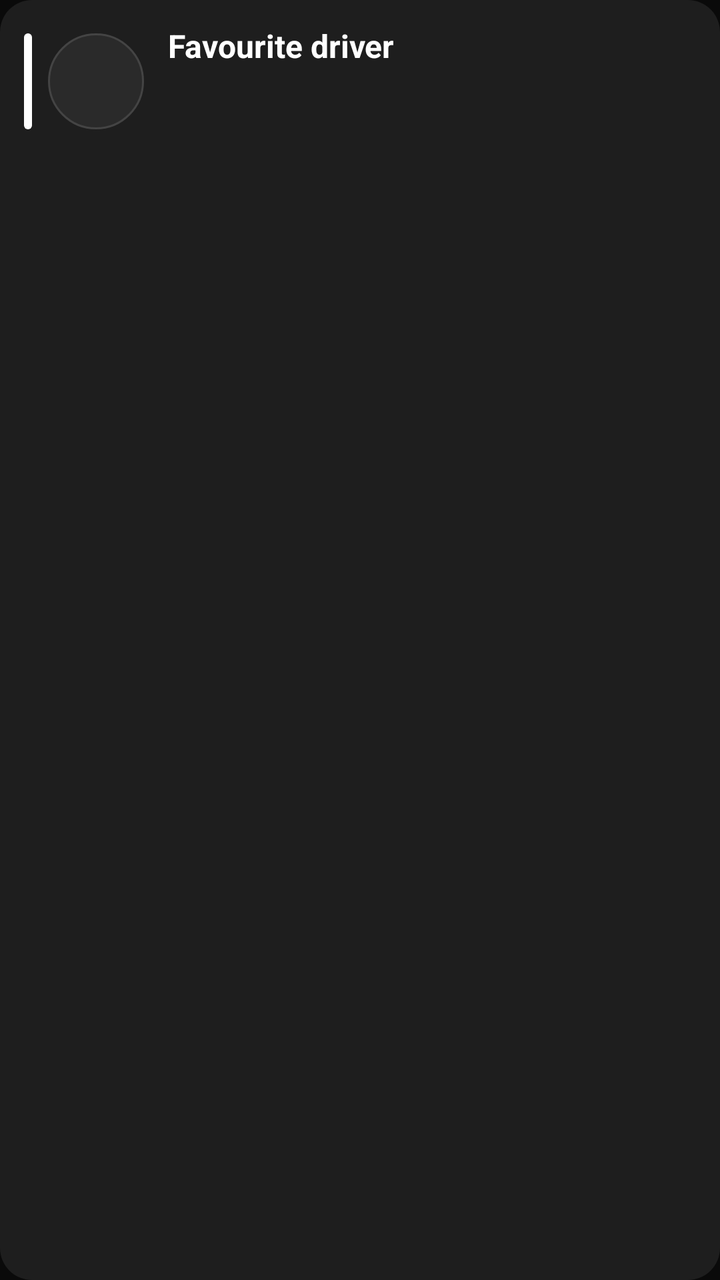
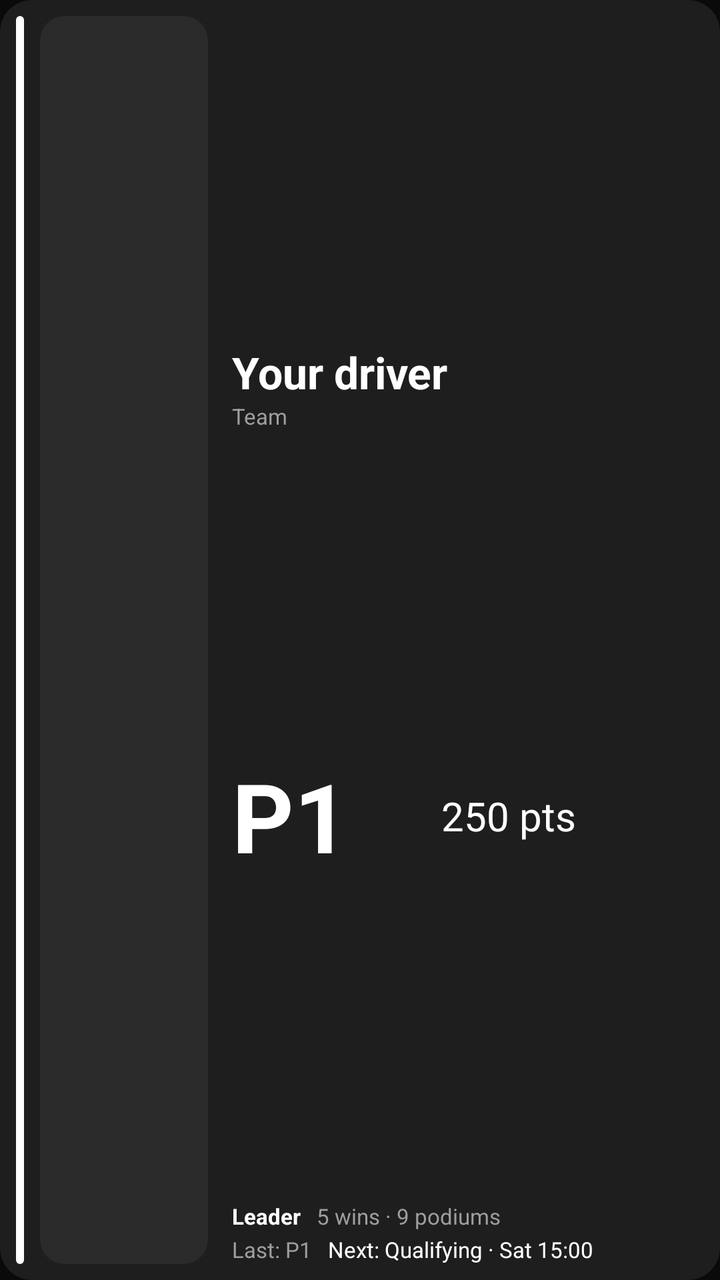

Compare the two renders of this Android layout. The source of the first and the diff that turns it into the second are given below.
<!-- AndroidManifest.xml: application theme Theme.F1Stats -->
<!-- res/layout/widget_favourite_driver.xml -->
<?xml version="1.0" encoding="utf-8"?>
<FrameLayout xmlns:android="http://schemas.android.com/apk/res/android"
    android:id="@+id/widget_root"
    android:layout_width="match_parent"
    android:layout_height="match_parent"
    android:background="@drawable/widget_background"
    android:padding="@dimen/spacing_row">

    <LinearLayout
        android:id="@+id/widget_content"
        android:layout_width="match_parent"
        android:layout_height="match_parent"
        android:orientation="vertical">

        <LinearLayout
            android:layout_width="match_parent"
            android:layout_height="wrap_content"
            android:gravity="center_vertical"
            android:orientation="horizontal">

            <ImageView
                android:id="@+id/widget_team_strip"
                android:layout_width="4dp"
                android:layout_height="@dimen/headshot_size_md"
                android:importantForAccessibility="no"
                android:scaleType="fitXY"
                android:src="@drawable/widget_team_strip" />

            <ImageView
                android:id="@+id/widget_headshot"
                android:layout_width="@dimen/headshot_size_md"
                android:layout_height="@dimen/headshot_size_md"
                android:layout_marginStart="@dimen/spacing_sm"
                android:background="@drawable/bg_headshot_placeholder"
                android:importantForAccessibility="no"
                android:scaleType="centerCrop" />

            <LinearLayout
                android:layout_width="0dp"
                android:layout_height="wrap_content"
                android:layout_marginStart="@dimen/spacing_row"
                android:layout_weight="1"
                android:orientation="vertical">

                <TextView
                    android:id="@+id/widget_driver_name"
                    android:layout_width="wrap_content"
                    android:layout_height="wrap_content"
                    android:ellipsize="end"
                    android:maxLines="1"
                    android:text="@string/widget_favourite_label"
                    android:textColor="@color/text_primary"
                    android:textSize="@dimen/text_subheading"
                    android:textStyle="bold" />

                <TextView
                    android:id="@+id/widget_position_points"
                    android:layout_width="wrap_content"
                    android:layout_height="wrap_content"
                    android:layout_marginTop="2dp"
                    android:ellipsize="end"
                    android:maxLines="1"
                    android:textColor="@color/text_primary"
                    android:textSize="@dimen/text_caption" />

                <TextView
                    android:id="@+id/widget_gap"
                    android:layout_width="wrap_content"
                    android:layout_height="wrap_content"
                    android:ellipsize="end"
                    android:maxLines="1"
                    android:textColor="@color/text_secondary"
                    android:textSize="@dimen/text_metadata" />

            </LinearLayout>

        </LinearLayout>

        
        <FrameLayout
            android:layout_width="match_parent"
            android:layout_height="0dp"
            android:layout_weight="1"
            android:minHeight="@dimen/spacing_xs" />

        <TextView
            android:id="@+id/widget_last_race"
            android:layout_width="match_parent"
            android:layout_height="wrap_content"
            android:ellipsize="end"
            android:maxLines="1"
            android:textColor="@color/text_secondary"
            android:textSize="@dimen/text_metadata" />

        <TextView
            android:id="@+id/widget_next_session"
            android:layout_width="match_parent"
            android:layout_height="wrap_content"
            android:layout_marginTop="2dp"
            android:ellipsize="end"
            android:maxLines="1"
            android:textColor="@color/text_primary"
            android:textSize="@dimen/text_metadata" />

    </LinearLayout>

    <TextView
        android:id="@+id/widget_prompt"
        android:layout_width="match_parent"
        android:layout_height="match_parent"
        android:gravity="center"
        android:text="@string/widget_choose_driver"
        android:textColor="@color/text_primary"
        android:textSize="@dimen/text_body_sm"
        android:visibility="gone" />

</FrameLayout>
<!-- resources referenced by this layout -->
<resources>
  <color name="text_primary">#FFFFFF</color>
  <color name="text_secondary">#9E9E9E</color>
  <dimen name="headshot_size_md">48dp</dimen>
  <dimen name="spacing_row">12dp</dimen>
  <dimen name="spacing_sm">8dp</dimen>
  <dimen name="spacing_xs">4dp</dimen>
  <dimen name="text_body_sm">14sp</dimen>
  <dimen name="text_caption">13sp</dimen>
  <dimen name="text_metadata">12sp</dimen>
  <dimen name="text_subheading">16sp</dimen>
  <!-- drawable bg_headshot_placeholder (drawable) -->
  <?xml version="1.0" encoding="utf-8"?>
  <shape xmlns:android="http://schemas.android.com/apk/res/android"
      android:shape="oval">
      <solid android:color="#2A2A2A"/>
      <stroke android:width="1dp" android:color="#444444"/>
  </shape>
  <!-- drawable widget_background (drawable) -->
  <?xml version="1.0" encoding="utf-8"?>
  <shape xmlns:android="http://schemas.android.com/apk/res/android"
      android:shape="rectangle">
      <solid android:color="#1E1E1E" />
      <corners android:radius="16dp" />
  </shape>
  <!-- drawable widget_team_strip (drawable) -->
  <?xml version="1.0" encoding="utf-8"?>
  <shape xmlns:android="http://schemas.android.com/apk/res/android"
      android:shape="rectangle">
      <solid android:color="@color/white" />
      <corners android:radius="2dp" />
  </shape>
  <string name="widget_choose_driver">Choose a favourite driver</string>
  <string name="widget_favourite_label">Favourite driver</string>
  <style name="Theme.F1Stats" parent="Theme.Material3.Dark.NoActionBar">
          <item name="colorPrimary">@color/f1_red</item>
          <item name="colorPrimaryVariant">#A10400</item>
          <item name="colorOnPrimary">@color/white</item>
          <item name="colorSecondary">@color/white</item>
          <item name="colorOnSecondary">@color/black</item>
          <item name="android:colorBackground">@color/bg_dark</item>
          <item name="colorSurface">@color/bg_surface</item>
          <item name="colorOnSurface">@color/text_primary</item>
          <item name="android:statusBarColor">@color/bg_dark</item>
          <item name="android:navigationBarColor">@color/bg_dark</item>
          <item name="android:windowTranslucentStatus">false</item>
          <item name="android:windowDrawsSystemBarBackgrounds">true</item>
      </style>
  <color name="white">#FFFFFFFF</color>
  <color name="f1_red">#E10600</color>
  <color name="black">#FF000000</color>
  <color name="bg_dark">#0A0A0A</color>
  <color name="bg_surface">#141414</color>
</resources>

<!-- the commit's change to res/layout/widget_favourite_driver.xml (unified diff, before → after) -->
@@ -4,7 +4,7 @@
     android:layout_width="match_parent"
     android:layout_height="match_parent"
     android:background="@drawable/widget_background"
-    android:padding="@dimen/spacing_row">
+    android:padding="@dimen/spacing_sm">
 
     <LinearLayout
         android:id="@+id/widget_content"
@@ -12,95 +12,10 @@
         android:layout_height="match_parent"
         android:orientation="vertical">
 
-        <LinearLayout
-            android:layout_width="match_parent"
-            android:layout_height="wrap_content"
-            android:gravity="center_vertical"
-            android:orientation="horizontal">
-
-            <ImageView
-                android:id="@+id/widget_team_strip"
-                android:layout_width="4dp"
-                android:layout_height="@dimen/headshot_size_md"
-                android:importantForAccessibility="no"
-                android:scaleType="fitXY"
-                android:src="@drawable/widget_team_strip" />
-
-            <ImageView
-                android:id="@+id/widget_headshot"
-                android:layout_width="@dimen/headshot_size_md"
-                android:layout_height="@dimen/headshot_size_md"
-                android:layout_marginStart="@dimen/spacing_sm"
-                android:background="@drawable/bg_headshot_placeholder"
-                android:importantForAccessibility="no"
-                android:scaleType="centerCrop" />
-
-            <LinearLayout
-                android:layout_width="0dp"
-                android:layout_height="wrap_content"
-                android:layout_marginStart="@dimen/spacing_row"
-                android:layout_weight="1"
-                android:orientation="vertical">
-
-                <TextView
-                    android:id="@+id/widget_driver_name"
-                    android:layout_width="wrap_content"
-                    android:layout_height="wrap_content"
-                    android:ellipsize="end"
-                    android:maxLines="1"
-                    android:text="@string/widget_favourite_label"
-                    android:textColor="@color/text_primary"
-                    android:textSize="@dimen/text_subheading"
-                    android:textStyle="bold" />
-
-                <TextView
-                    android:id="@+id/widget_position_points"
-                    android:layout_width="wrap_content"
-                    android:layout_height="wrap_content"
-                    android:layout_marginTop="2dp"
-                    android:ellipsize="end"
-                    android:maxLines="1"
-                    android:textColor="@color/text_primary"
-                    android:textSize="@dimen/text_caption" />
-
-                <TextView
-                    android:id="@+id/widget_gap"
-                    android:layout_width="wrap_content"
-                    android:layout_height="wrap_content"
-                    android:ellipsize="end"
-                    android:maxLines="1"
-                    android:textColor="@color/text_secondary"
-                    android:textSize="@dimen/text_metadata" />
-
-            </LinearLayout>
-
-        </LinearLayout>
-
-        
-        <FrameLayout
-            android:layout_width="match_parent"
-            android:layout_height="0dp"
-            android:layout_weight="1"
-            android:minHeight="@dimen/spacing_xs" />
-
-        <TextView
-            android:id="@+id/widget_last_race"
-            android:layout_width="match_parent"
-            android:layout_height="wrap_content"
-            android:ellipsize="end"
-            android:maxLines="1"
-            android:textColor="@color/text_secondary"
-            android:textSize="@dimen/text_metadata" />
-
-        <TextView
-            android:id="@+id/widget_next_session"
-            android:layout_width="match_parent"
-            android:layout_height="wrap_content"
-            android:layout_marginTop="2dp"
-            android:ellipsize="end"
-            android:maxLines="1"
-            android:textColor="@color/text_primary"
-            android:textSize="@dimen/text_metadata" />
+        <include
+            layout="@layout/widget_favourite_driver_main"
+            android:layout_width="match_parent"
+            android:layout_height="match_parent" />
 
     </LinearLayout>
 
@@ -115,3 +30,176 @@
         android:visibility="gone" />
 
 </FrameLayout>
+<!-- res/layout/widget_favourite_driver_main.xml (included above) -->
+<?xml version="1.0" encoding="utf-8"?>
+<LinearLayout xmlns:android="http://schemas.android.com/apk/res/android"
+    xmlns:tools="http://schemas.android.com/tools"
+    android:layout_width="match_parent"
+    android:layout_height="match_parent"
+    android:orientation="horizontal">
+
+    <ImageView
+        android:id="@+id/widget_team_strip"
+        android:layout_width="@dimen/widget_team_strip_width"
+        android:layout_height="match_parent"
+        android:importantForAccessibility="no"
+        android:scaleType="fitXY"
+        android:src="@drawable/widget_team_strip" />
+
+    <FrameLayout
+        android:layout_width="@dimen/widget_headshot_width"
+        android:layout_height="match_parent"
+        android:layout_marginStart="@dimen/spacing_sm">
+
+        <ImageView
+            android:id="@+id/widget_headshot"
+            android:layout_width="match_parent"
+            android:layout_height="match_parent"
+            android:background="@drawable/bg_widget_headshot"
+            android:clipToOutline="true"
+            android:importantForAccessibility="no"
+            android:scaleType="centerCrop"
+            tools:targetApi="31" />
+
+        
+        <TextView
+            android:id="@+id/widget_headshot_code"
+            android:layout_width="match_parent"
+            android:layout_height="match_parent"
+            android:gravity="center"
+            android:maxLines="1"
+            android:textColor="@color/text_tertiary"
+            android:textSize="@dimen/text_title"
+            android:textStyle="bold"
+            android:visibility="gone" />
+
+    </FrameLayout>
+
+    <LinearLayout
+        android:layout_width="0dp"
+        android:layout_height="match_parent"
+        android:layout_marginStart="@dimen/spacing_row"
+        android:layout_weight="1"
+        android:orientation="vertical">
+
+        <TextView
+            android:id="@+id/widget_driver_name"
+            android:layout_width="match_parent"
+            android:layout_height="0dp"
+            android:layout_weight="1"
+            android:autoSizeMaxTextSize="@dimen/text_display"
+            android:autoSizeMinTextSize="@dimen/text_metadata"
+            android:autoSizeTextType="uniform"
+            android:gravity="bottom|start"
+            android:maxLines="1"
+            android:text="@string/widget_preview_name"
+            android:textColor="@color/text_primary"
+            android:textStyle="bold" />
+
+        <TextView
+            android:id="@+id/widget_team"
+            android:layout_width="match_parent"
+            android:layout_height="wrap_content"
+            android:ellipsize="end"
+            android:maxLines="1"
+            android:text="@string/widget_preview_team"
+            android:textColor="@color/text_secondary"
+            android:textSize="@dimen/text_small" />
+
+        <LinearLayout
+            android:layout_width="match_parent"
+            android:layout_height="0dp"
+            android:layout_weight="2"
+            android:orientation="horizontal">
+
+            <TextView
+                android:id="@+id/widget_position"
+                android:layout_width="0dp"
+                android:layout_height="match_parent"
+                android:layout_weight="1"
+                android:autoSizeMaxTextSize="@dimen/text_hero"
+                android:autoSizeMinTextSize="@dimen/text_card_header"
+                android:autoSizeTextType="uniform"
+                android:gravity="center_vertical|start"
+                android:maxLines="1"
+                android:text="@string/widget_preview_position"
+                android:textColor="@color/text_primary"
+                android:textStyle="bold" />
+
+            <TextView
+                android:id="@+id/widget_points"
+                android:layout_width="0dp"
+                android:layout_height="match_parent"
+                android:layout_marginStart="@dimen/spacing_xs"
+                android:layout_weight="1.3"
+                android:autoSizeMaxTextSize="@dimen/text_title"
+                android:autoSizeMinTextSize="@dimen/text_small"
+                android:autoSizeTextType="uniform"
+                android:gravity="center_vertical|start"
+                android:maxLines="1"
+                android:text="@string/widget_preview_points"
+                android:textColor="@color/text_primary" />
+
+        </LinearLayout>
+
+        <LinearLayout
+            android:layout_width="match_parent"
+            android:layout_height="wrap_content"
+            android:orientation="horizontal">
+
+            <TextView
+                android:id="@+id/widget_gap"
+                android:layout_width="wrap_content"
+                android:layout_height="wrap_content"
+                android:maxLines="1"
+                android:text="@string/widget_preview_gap"
+                android:textColor="@color/text_primary"
+                android:textSize="@dimen/text_small"
+                android:textStyle="bold" />
+
+            <TextView
+                android:id="@+id/widget_wins_podiums"
+                android:layout_width="0dp"
+                android:layout_height="wrap_content"
+                android:layout_marginStart="@dimen/spacing_sm"
+                android:layout_weight="1"
+                android:ellipsize="end"
+                android:maxLines="1"
+                android:text="@string/widget_preview_wins_podiums"
+                android:textColor="@color/text_secondary"
+                android:textSize="@dimen/text_small" />
+
+        </LinearLayout>
+
+        <LinearLayout
+            android:layout_width="match_parent"
+            android:layout_height="wrap_content"
+            android:layout_marginTop="2dp"
+            android:orientation="horizontal">
+
+            <TextView
+                android:id="@+id/widget_last_result"
+                android:layout_width="wrap_content"
+                android:layout_height="wrap_content"
+                android:maxLines="1"
+                android:text="@string/widget_preview_last_result"
+                android:textColor="@color/text_secondary"
+                android:textSize="@dimen/text_small" />
+
+            <TextView
+                android:id="@+id/widget_next_session"
+                android:layout_width="0dp"
+                android:layout_height="wrap_content"
+                android:layout_marginStart="@dimen/spacing_sm"
+                android:layout_weight="1"
+                android:ellipsize="end"
+                android:maxLines="1"
+                android:text="@string/widget_preview_next_session"
+                android:textColor="@color/text_primary"
+                android:textSize="@dimen/text_small" />
+
+        </LinearLayout>
+
+    </LinearLayout>
+
+</LinearLayout>
<!-- resource entries referenced after the edit -->
@@ -2,26 +2,31 @@
 <resources>
   <color name="text_primary">#FFFFFF</color>
   <color name="text_secondary">#9E9E9E</color>
-  <dimen name="headshot_size_md">48dp</dimen>
+  <color name="text_tertiary">#666666</color>
   <dimen name="spacing_row">12dp</dimen>
   <dimen name="spacing_sm">8dp</dimen>
   <dimen name="spacing_xs">4dp</dimen>
   <dimen name="text_body_sm">14sp</dimen>
-  <dimen name="text_caption">13sp</dimen>
+  <dimen name="text_card_header">18sp</dimen>
+  <dimen name="text_display">22sp</dimen>
+  <dimen name="text_hero">48sp</dimen>
   <dimen name="text_metadata">12sp</dimen>
-  <dimen name="text_subheading">16sp</dimen>
-  <!-- drawable bg_headshot_placeholder (drawable) -->
+  <dimen name="text_small">11sp</dimen>
+  <dimen name="text_title">20sp</dimen>
+  <dimen name="widget_headshot_width">84dp</dimen>
+  <dimen name="widget_team_strip_width">4dp</dimen>
+  <!-- drawable bg_widget_headshot (drawable) -->
   <?xml version="1.0" encoding="utf-8"?>
   <shape xmlns:android="http://schemas.android.com/apk/res/android"
-      android:shape="oval">
-      <solid android:color="#2A2A2A"/>
-      <stroke android:width="1dp" android:color="#444444"/>
+      android:shape="rectangle">
+      <solid android:color="@color/widget_headshot_placeholder" />
+      <corners android:radius="@dimen/widget_headshot_radius" />
   </shape>
   <!-- drawable widget_background (drawable) -->
   <?xml version="1.0" encoding="utf-8"?>
   <shape xmlns:android="http://schemas.android.com/apk/res/android"
       android:shape="rectangle">
-      <solid android:color="#1E1E1E" />
+      <solid android:color="@color/widget_background" />
       <corners android:radius="16dp" />
   </shape>
   <!-- drawable widget_team_strip (drawable) -->
@@ -32,7 +37,14 @@
       <corners android:radius="2dp" />
   </shape>
   <string name="widget_choose_driver">Choose a favourite driver</string>
-  <string name="widget_favourite_label">Favourite driver</string>
+  <string name="widget_preview_gap">Leader</string>
+  <string name="widget_preview_last_result">Last: P1</string>
+  <string name="widget_preview_name">Your driver</string>
+  <string name="widget_preview_next_session">Next: Qualifying · Sat 15:00</string>
+  <string name="widget_preview_points">250 pts</string>
+  <string name="widget_preview_position">P1</string>
+  <string name="widget_preview_team">Team</string>
+  <string name="widget_preview_wins_podiums">5 wins · 9 podiums</string>
   <style name="Theme.F1Stats" parent="Theme.Material3.Dark.NoActionBar">
           <item name="colorPrimary">@color/f1_red</item>
           <item name="colorPrimaryVariant">#A10400</item>
@@ -47,10 +59,15 @@
           <item name="android:windowTranslucentStatus">false</item>
           <item name="android:windowDrawsSystemBarBackgrounds">true</item>
       </style>
+  <color name="widget_headshot_placeholder">@color/no_session_gray</color>
+  <dimen name="widget_headshot_radius">12dp</dimen>
+  <color name="widget_background">@color/bg_elevated</color>
   <color name="white">#FFFFFFFF</color>
   <color name="f1_red">#E10600</color>
   <color name="black">#FF000000</color>
   <color name="bg_dark">#0A0A0A</color>
   <color name="bg_surface">#141414</color>
+  <color name="no_session_gray">#2A2A2A</color>
+  <color name="bg_elevated">#1E1E1E</color>
 </resources>
 
